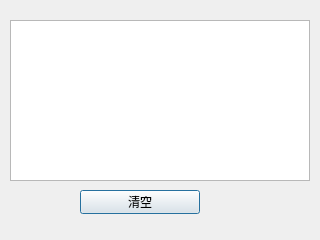
Above: 测试/qt/Firmware Update/FirmwareUpdate/dialogdebug.ui from chenxiwu/StudyNotes before the change. Below: the same form after it.
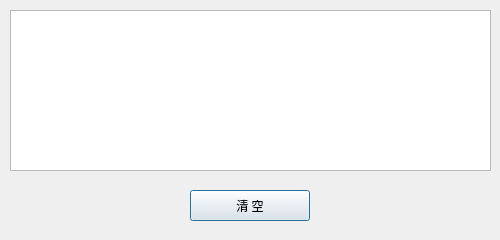
That is the form after the change.

Diff of the .ui file:
```diff
--- a/测试/qt/Firmware Update/FirmwareUpdate/dialogdebug.ui
+++ b/测试/qt/Firmware Update/FirmwareUpdate/dialogdebug.ui
@@ -6,7 +6,7 @@
    <rect>
     <x>0</x>
     <y>0</y>
-    <width>320</width>
+    <width>500</width>
     <height>240</height>
    </rect>
   </property>
@@ -17,8 +17,8 @@
    <property name="geometry">
     <rect>
      <x>10</x>
-     <y>20</y>
-     <width>300</width>
+     <y>10</y>
+     <width>481</width>
      <height>161</height>
     </rect>
    </property>
@@ -26,14 +26,14 @@
   <widget class="QPushButton" name="pushButton">
    <property name="geometry">
     <rect>
-     <x>80</x>
+     <x>190</x>
      <y>190</y>
      <width>120</width>
-     <height>24</height>
+     <height>31</height>
     </rect>
    </property>
    <property name="text">
-    <string>清空</string>
+    <string>清 空</string>
    </property>
   </widget>
  </widget>
```
Left out of the diff: 2 changed lines with no effect on the pictures.
